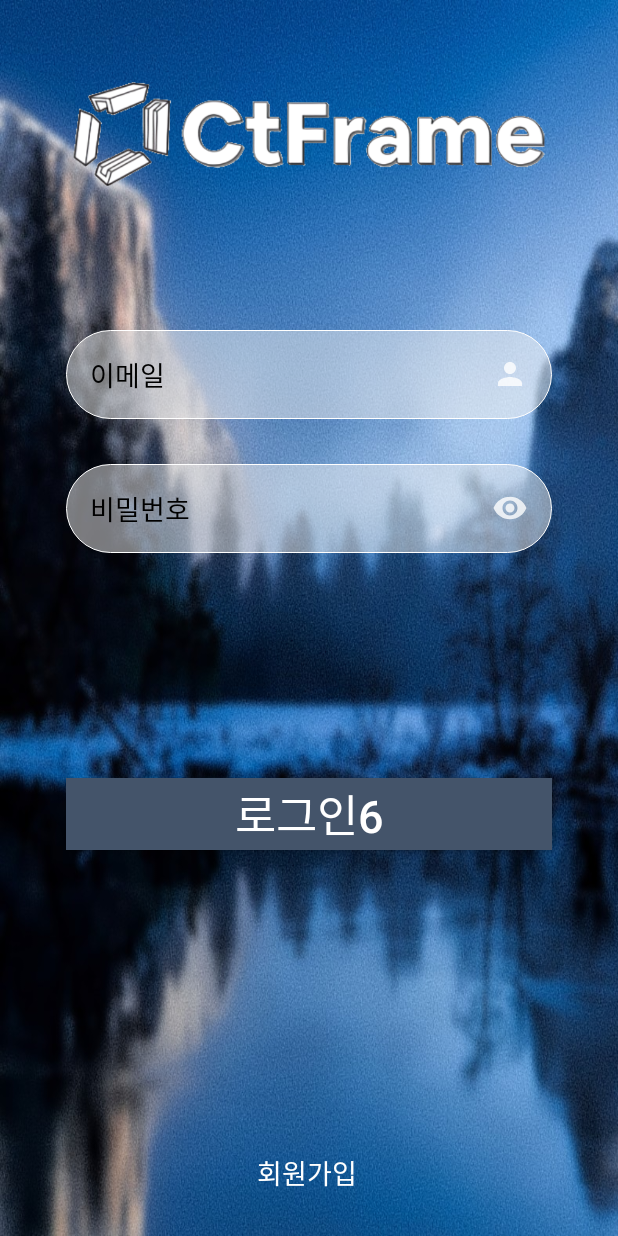
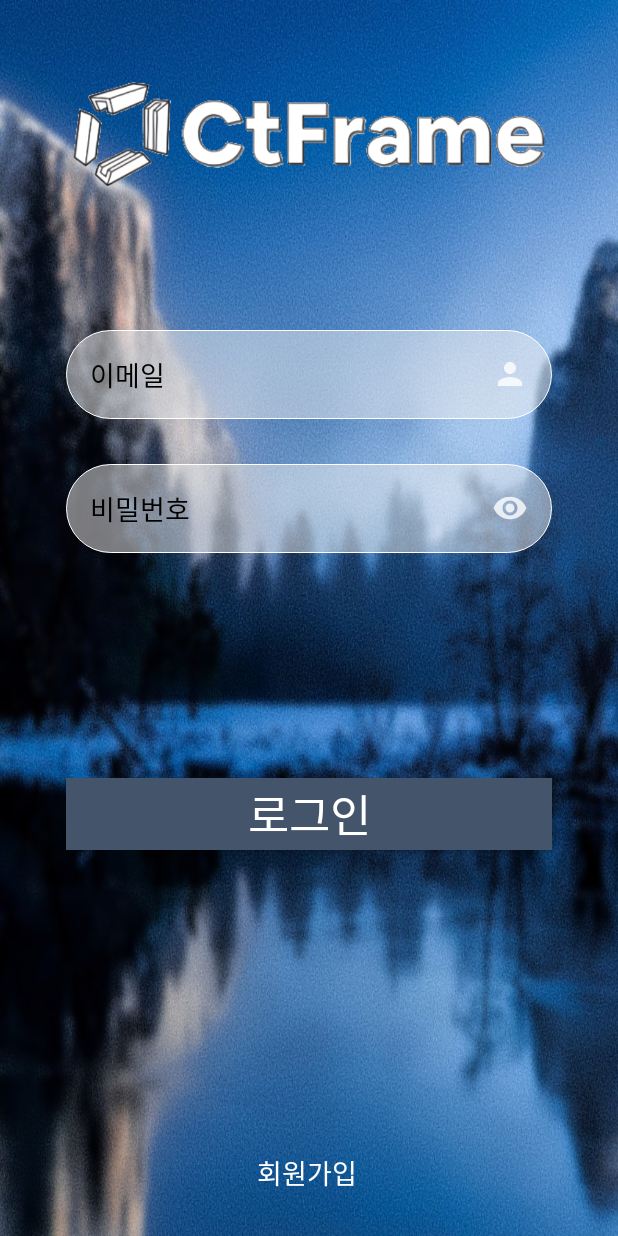
Before and after one commit to DongJunK/CTFrame, an Android app: the Activity_Login screen opened directly, with no data from a screen before it, on a phone screen of 412 x 824 dp. Run offline under Robolectric (Android 15) with nearby library versions, the phone set to English and light mode, and no system bars; pictures from the network do not load.

Commit message:
[taehyeon] 원상 복구

```diff
--- a/CTFrame/app/src/main/res/layout/activity_login.xml
+++ b/CTFrame/app/src/main/res/layout/activity_login.xml
@@ -87,7 +87,7 @@
             android:layout_marginTop="150dp"
             android:layout_marginEnd="20dp"
             android:background="@color/ctframe_color"
-            android:text="로그인6"
+            android:text="로그인"
             android:textAllCaps="false"
             android:textColor="@color/white"
             android:textSize="30dp"
```
